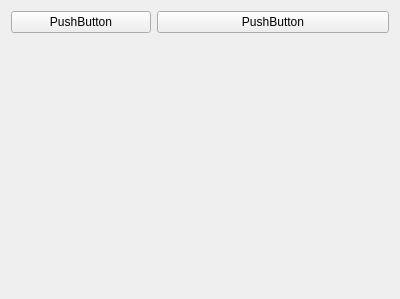
Old version of the form app/window/analyze_window_2.ui in the repository teuncm/wormenpracticum.
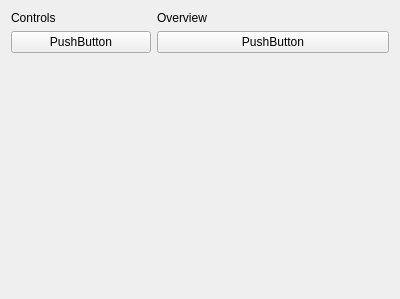
New version of the form.

What changed in the file:
```diff
--- a/app/window/analyze_window_2.ui
+++ b/app/window/analyze_window_2.ui
@@ -16,6 +16,13 @@
   <layout class="QHBoxLayout" name="horizontalLayout" stretch="3,5">
    <item>
     <layout class="QVBoxLayout" name="leftLayout">
+     <item>
+      <widget class="QLabel" name="title_controls">
+       <property name="text">
+        <string>Controls</string>
+       </property>
+      </widget>
+     </item>
      <item>
       <widget class="QPushButton" name="pushButton">
        <property name="text">
@@ -40,6 +47,13 @@
    </item>
    <item>
     <layout class="QVBoxLayout" name="rightLayout">
+     <item>
+      <widget class="QLabel" name="title_overview">
+       <property name="text">
+        <string>Overview</string>
+       </property>
+      </widget>
+     </item>
      <item>
       <widget class="QPushButton" name="pushButton_2">
        <property name="text">
```
Left out of the diff: 2 changed lines with no effect on the pictures.
